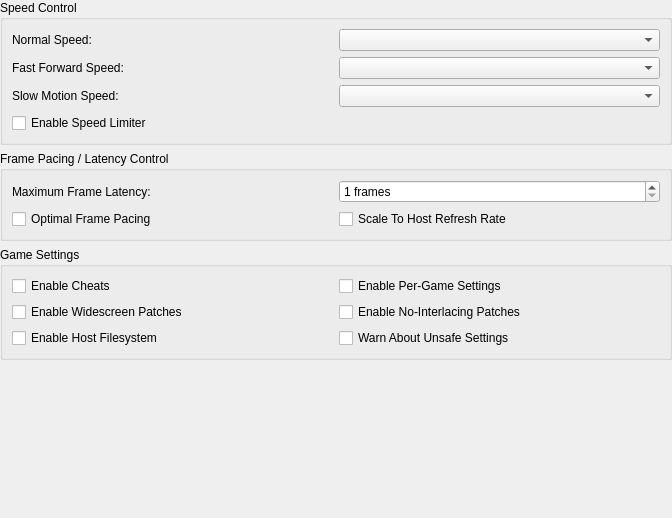
First picture: the form in pcsx2-qt/Settings/EmulationSettingsWidget.ui, repository PCSX2/pcsx2, before the edit.
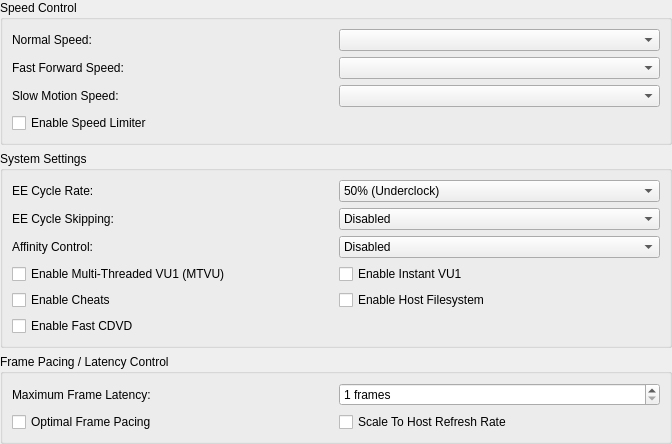
Second picture: the form after the edit.

Commit message: Qt: Shuffle some settings around/hide advanced by default

Patch:
```diff
--- a/pcsx2-qt/Settings/EmulationSettingsWidget.ui
+++ b/pcsx2-qt/Settings/EmulationSettingsWidget.ui
@@ -7,7 +7,7 @@
     <x>0</x>
     <y>0</y>
     <width>672</width>
-    <height>518</height>
+    <height>431</height>
    </rect>
   </property>
   <property name="windowTitle">
@@ -72,13 +72,184 @@
      </layout>
     </widget>
    </item>
+   <item>
+    <widget class="QGroupBox" name="systemSettingsGroup">
+     <property name="title">
+      <string>System Settings</string>
+     </property>
+     <layout class="QGridLayout" name="gridLayout_5">
+      <item row="3" column="0" colspan="2">
+       <layout class="QGridLayout" name="systemSettingsLayout">
+        <item row="0" column="1">
+         <widget class="QCheckBox" name="instantVU1">
+          <property name="text">
+           <string>Enable Instant VU1</string>
+          </property>
+         </widget>
+        </item>
+        <item row="1" column="0">
+         <widget class="QCheckBox" name="cheats">
+          <property name="text">
+           <string>Enable Cheats</string>
+          </property>
+         </widget>
+        </item>
+        <item row="0" column="0">
+         <widget class="QCheckBox" name="MTVU">
+          <property name="text">
+           <string>Enable Multi-Threaded VU1 (MTVU)</string>
+          </property>
+         </widget>
+        </item>
+        <item row="1" column="1">
+         <widget class="QCheckBox" name="hostFilesystem">
+          <property name="text">
+           <string>Enable Host Filesystem</string>
+          </property>
+         </widget>
+        </item>
+        <item row="3" column="0">
+         <widget class="QCheckBox" name="fastCDVD">
+          <property name="text">
+           <string>Enable Fast CDVD</string>
+          </property>
+         </widget>
+        </item>
+       </layout>
+      </item>
+      <item row="1" column="0">
+       <widget class="QLabel" name="label_10">
+        <property name="text">
+         <string>EE Cycle Skipping:</string>
+        </property>
+       </widget>
+      </item>
+      <item row="1" column="1">
+       <widget class="QComboBox" name="eeCycleSkipping">
+        <item>
+         <property name="text">
+          <string>Disabled</string>
+         </property>
+        </item>
+        <item>
+         <property name="text">
+          <string>Mild Underclock</string>
+         </property>
+        </item>
+        <item>
+         <property name="text">
+          <string>Moderate Underclock</string>
+         </property>
+        </item>
+        <item>
+         <property name="text">
+          <string>Maximum Underclock</string>
+         </property>
+        </item>
+       </widget>
+      </item>
+      <item row="0" column="0">
+       <widget class="QLabel" name="label_9">
+        <property name="text">
+         <string>EE Cycle Rate:</string>
+        </property>
+       </widget>
+      </item>
+      <item row="0" column="1">
+       <widget class="QComboBox" name="eeCycleRate">
+        <item>
+         <property name="text">
+          <string>50% (Underclock)</string>
+         </property>
+        </item>
+        <item>
+         <property name="text">
+          <string>60% (Underclock)</string>
+         </property>
+        </item>
+        <item>
+         <property name="text">
+          <string>75% (Underclock)</string>
+         </property>
+        </item>
+        <item>
+         <property name="text">
+          <string>100% (Normal Speed)</string>
+         </property>
+        </item>
+        <item>
+         <property name="text">
+          <string>130% (Overclock)</string>
+         </property>
+        </item>
+        <item>
+         <property name="text">
+          <string>180% (Overclock)</string>
+         </property>
+        </item>
+        <item>
+         <property name="text">
+          <string>300% (Overclock)</string>
+         </property>
+        </item>
+       </widget>
+      </item>
+      <item row="2" column="0">
+       <widget class="QLabel" name="label">
+        <property name="text">
+         <string>Affinity Control:</string>
+        </property>
+       </widget>
+      </item>
+      <item row="2" column="1">
+       <widget class="QComboBox" name="affinityControl">
+        <item>
+         <property name="text">
+          <string>Disabled</string>
+         </property>
+        </item>
+        <item>
+         <property name="text">
+          <string>EE &gt; VU &gt; GS</string>
+         </property>
+        </item>
+        <item>
+         <property name="text">
+          <string>EE &gt; GS &gt; VU</string>
+         </property>
+        </item>
+        <item>
+         <property name="text">
+          <string>VU &gt; EE &gt; GS</string>
+         </property>
+        </item>
+        <item>
+         <property name="text">
+          <string>VU &gt; GS &gt; EE</string>
+         </property>
+        </item>
+        <item>
+         <property name="text">
+          <string>GS &gt; EE &gt; VU</string>
+         </property>
+        </item>
+        <item>
+         <property name="text">
+          <string>GS &gt; VU &gt; EE</string>
+         </property>
+        </item>
+       </widget>
+      </item>
+     </layout>
+    </widget>
+   </item>
    <item>
     <widget class="QGroupBox" name="basicGroupBox">
      <property name="title">
       <string>Frame Pacing / Latency Control</string>
      </property>
      <layout class="QGridLayout" name="gridLayout_2">
-      <item row="0" column="1">
+      <item row="1" column="1">
        <widget class="QSpinBox" name="maxFrameLatency">
         <property name="suffix">
          <string> frames</string>
@@ -91,14 +262,14 @@
         </property>
        </widget>
       </item>
-      <item row="0" column="0">
+      <item row="1" column="0">
        <widget class="QLabel" name="label_2">
         <property name="text">
          <string>Maximum Frame Latency:</string>
         </property>
        </widget>
       </item>
-      <item row="1" column="0" colspan="2">
+      <item row="3" column="0" colspan="2">
        <layout class="QGridLayout" name="basicCheckboxGridLayout">
         <item row="0" column="0">
          <widget class="QCheckBox" name="optimalFramePacing">
@@ -119,57 +290,6 @@
      </layout>
     </widget>
    </item>
-   <item>
-    <widget class="QGroupBox" name="groupBox">
-     <property name="title">
-      <string>Game Settings</string>
-     </property>
-     <layout class="QGridLayout" name="gridLayout">
-      <item row="0" column="1">
-       <widget class="QCheckBox" name="perGameSettings">
-        <property name="text">
-         <string>Enable Per-Game Settings</string>
-        </property>
-       </widget>
-      </item>
-      <item row="2" column="0">
-       <widget class="QCheckBox" name="widescreenPatches">
-        <property name="text">
-         <string>Enable Widescreen Patches</string>
-        </property>
-       </widget>
-      </item>
-      <item row="0" column="0">
-       <widget class="QCheckBox" name="cheats">
-        <property name="text">
-         <string>Enable Cheats</string>
-        </property>
-       </widget>
-      </item>
-      <item row="3" column="0">
-       <widget class="QCheckBox" name="hostFilesystem">
-        <property name="text">
-         <string>Enable Host Filesystem</string>
-        </property>
-       </widget>
-      </item>
-      <item row="2" column="1">
-       <widget class="QCheckBox" name="noInterlacingPatches">
-        <property name="text">
-         <string>Enable No-Interlacing Patches</string>
-        </property>
-       </widget>
-      </item>
-      <item row="3" column="1">
-       <widget class="QCheckBox" name="warnAboutUnsafeSettings">
-        <property name="text">
-         <string>Warn About Unsafe Settings</string>
-        </property>
-       </widget>
-      </item>
-     </layout>
-    </widget>
-   </item>
    <item>
     <spacer name="verticalSpacer">
      <property name="orientation">
```
The commit also changes 24 other files.
